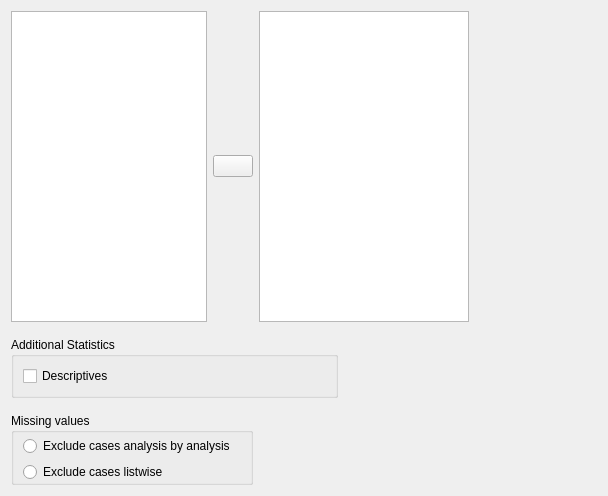
Old version of the form JASP-Desktop/analysisforms/ttestbayesianpairedsamplesform.ui in the repository jasp-stats/jasp-desktop.
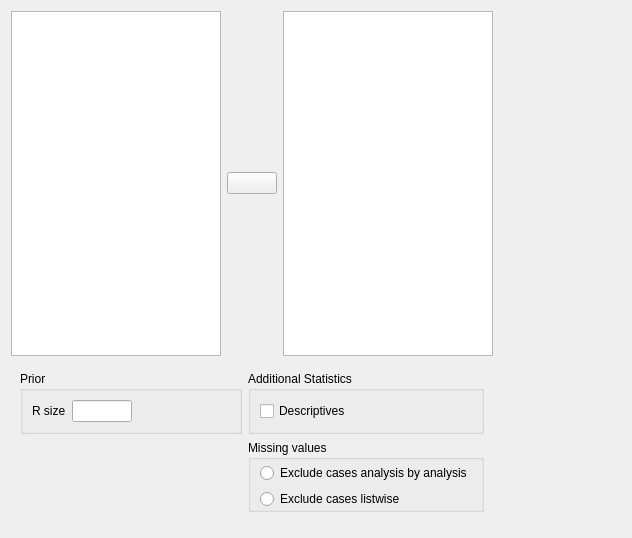
New version of the form. Custom widgets are drawn as their Qt base class.

The edit to the form file:
```diff
--- a/JASP-Desktop/analysisforms/ttestbayesianpairedsamplesform.ui
+++ b/JASP-Desktop/analysisforms/ttestbayesianpairedsamplesform.ui
@@ -6,64 +6,18 @@
    <rect>
     <x>0</x>
     <y>0</y>
-    <width>608</width>
-    <height>496</height>
+    <width>632</width>
+    <height>538</height>
    </rect>
   </property>
   <property name="windowTitle">
    <string>Form</string>
   </property>
-  <layout class="QGridLayout" name="gridLayout_7">
-   <item row="0" column="0">
-    <widget class="AvailableFieldsListView" name="availableFields">
-     <property name="maximumSize">
-      <size>
-       <width>210</width>
-       <height>16777215</height>
-      </size>
-     </property>
-    </widget>
-   </item>
+  <layout class="QGridLayout" name="gridLayout">
+   <item row="1" column="0" colspan="3">
+    <widget class="QWidget" name="widget_2" native="true">
+     <layout class="QGridLayout" name="gridLayout_5">
    <item row="0" column="1">
-    <widget class="AssignButton" name="assignButton">
-     <property name="maximumSize">
-      <size>
-       <width>50</width>
-       <height>16777215</height>
-      </size>
-     </property>
-     <property name="text">
-      <string/>
-     </property>
-    </widget>
-   </item>
-   <item row="0" column="2" colspan="2">
-    <widget class="BoundPairsTable" name="pairs">
-     <property name="maximumSize">
-      <size>
-       <width>210</width>
-       <height>16777215</height>
-      </size>
-     </property>
-    </widget>
-   </item>
-   <item row="0" column="4" rowspan="2">
-    <widget class="QWidget" name="widget" native="true">
-     <property name="minimumSize">
-      <size>
-       <width>80</width>
-       <height>0</height>
-      </size>
-     </property>
-    </widget>
-   </item>
-   <item row="1" column="0" rowspan="2" colspan="3">
-    <widget class="QWidget" name="widget_3" native="true">
-     <layout class="QGridLayout" name="gridLayout_3">
-      <property name="leftMargin">
-       <number>0</number>
-      </property>
-      <item row="0" column="0">
        <widget class="QGroupBox" name="groupBox_7">
         <property name="title">
          <string>Additional Statistics</string>
@@ -82,23 +36,7 @@
         </layout>
        </widget>
       </item>
-     </layout>
-    </widget>
-   </item>
-   <item row="2" column="3" colspan="2">
-    <spacer name="horizontalSpacer">
-     <property name="orientation">
-      <enum>Qt::Horizontal</enum>
-     </property>
-     <property name="sizeHint" stdset="0">
-      <size>
-       <width>272</width>
-       <height>20</height>
-      </size>
-     </property>
-    </spacer>
-   </item>
-   <item row="3" column="0" colspan="2">
+      <item row="1" column="1">
     <widget class="QGroupBox" name="groupBox_9">
      <property name="title">
       <string>Missing values</string>
@@ -148,6 +86,100 @@
      </layout>
     </widget>
    </item>
+      <item row="0" column="0">
+       <widget class="QGroupBox" name="groupBox">
+        <property name="title">
+         <string>Prior</string>
+        </property>
+        <property name="flat">
+         <bool>true</bool>
+        </property>
+        <layout class="QGridLayout" name="gridLayout_11">
+         <item row="0" column="0">
+          <widget class="QLabel" name="label">
+           <property name="text">
+            <string>R size</string>
+           </property>
+          </widget>
+         </item>
+         <item row="0" column="2">
+          <spacer name="horizontalSpacer_2">
+           <property name="orientation">
+            <enum>Qt::Horizontal</enum>
+           </property>
+           <property name="sizeHint" stdset="0">
+            <size>
+             <width>91</width>
+             <height>20</height>
+            </size>
+           </property>
+          </spacer>
+         </item>
+         <item row="0" column="1">
+          <widget class="BoundTextBox" name="rSize">
+           <property name="minimumSize">
+            <size>
+             <width>60</width>
+             <height>0</height>
+            </size>
+           </property>
+           <property name="maximumSize">
+            <size>
+             <width>60</width>
+             <height>16777215</height>
+            </size>
+           </property>
+          </widget>
+         </item>
+        </layout>
+       </widget>
+      </item>
+     </layout>
+    </widget>
+   </item>
+   <item row="0" column="3" rowspan="3">
+    <widget class="QWidget" name="widget" native="true">
+     <property name="minimumSize">
+      <size>
+       <width>80</width>
+       <height>0</height>
+      </size>
+     </property>
+    </widget>
+   </item>
+   <item row="0" column="1">
+    <widget class="AssignButton" name="assignButton">
+     <property name="maximumSize">
+      <size>
+       <width>50</width>
+       <height>16777215</height>
+      </size>
+     </property>
+     <property name="text">
+      <string/>
+     </property>
+    </widget>
+   </item>
+   <item row="0" column="0">
+    <widget class="AvailableFieldsListView" name="availableFields">
+     <property name="maximumSize">
+      <size>
+       <width>210</width>
+       <height>16777215</height>
+      </size>
+     </property>
+    </widget>
+   </item>
+   <item row="0" column="2">
+    <widget class="BoundPairsTable" name="pairs">
+     <property name="maximumSize">
+      <size>
+       <width>210</width>
+       <height>16777215</height>
+      </size>
+     </property>
+    </widget>
+   </item>
   </layout>
  </widget>
  <customwidgets>
@@ -172,6 +204,11 @@
    <header>widgets/boundgroupbox.h</header>
    <container>1</container>
   </customwidget>
+  <customwidget>
+   <class>BoundTextBox</class>
+   <extends>QLineEdit</extends>
+   <header>widgets/boundtextbox.h</header>
+  </customwidget>
   <customwidget>
    <class>BoundPairsTable</class>
    <extends>QTableView</extends>
```
Lines whose indentation alone changed are shown as unchanged.
